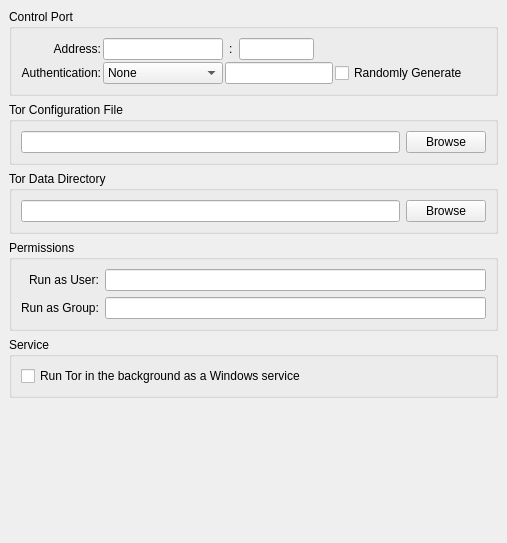
Qt form src/vidalia/config/advancedpage.ui (a-ilin/vidalia) before a commit.
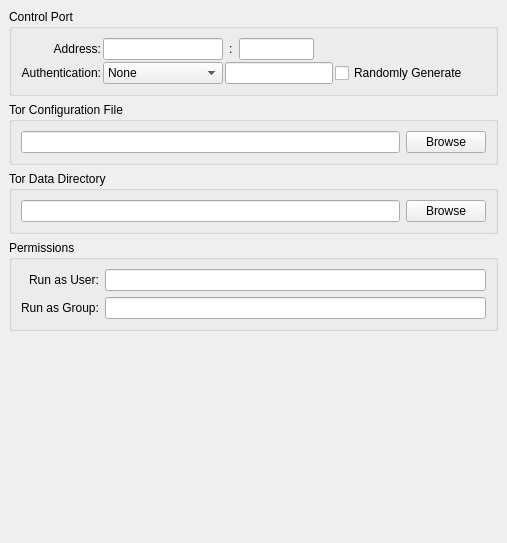
The same form after that commit.

Commit message:
Remove the 'Run Tor as a Service' checkbox. Lots of people seem to be clicking it even though they don't really need to, and we end up leaving them in a broken state after a reboot.
svn:r2598

The edit to the form file:
```diff
--- a/src/vidalia/config/advancedpage.ui
+++ b/src/vidalia/config/advancedpage.ui
@@ -406,46 +406,6 @@
      </layout>
     </widget>
    </item>
-   <item>
-    <widget class="QGroupBox" name="grpService" >
-     <property name="minimumSize" >
-      <size>
-       <width>0</width>
-       <height>0</height>
-      </size>
-     </property>
-     <property name="contextMenuPolicy" >
-      <enum>Qt::NoContextMenu</enum>
-     </property>
-     <property name="visible" >
-      <bool>false</bool>
-     </property>
-     <property name="title" >
-      <string>Service</string>
-     </property>
-     <layout class="QVBoxLayout" >
-      <property name="margin" >
-       <number>9</number>
-      </property>
-      <property name="spacing" >
-       <number>6</number>
-      </property>
-      <item>
-       <widget class="QCheckBox" name="chkUseService" >
-        <property name="contextMenuPolicy" >
-         <enum>Qt::NoContextMenu</enum>
-        </property>
-        <property name="toolTip" >
-         <string>Enable this if you wish to run Tor as a Windows service</string>
-        </property>
-        <property name="text" >
-         <string>Run Tor in the background as a Windows service</string>
-        </property>
-       </widget>
-      </item>
-     </layout>
-    </widget>
-   </item>
    <item>
     <spacer>
      <property name="orientation" >
```
The commit also changes 2 other files.
